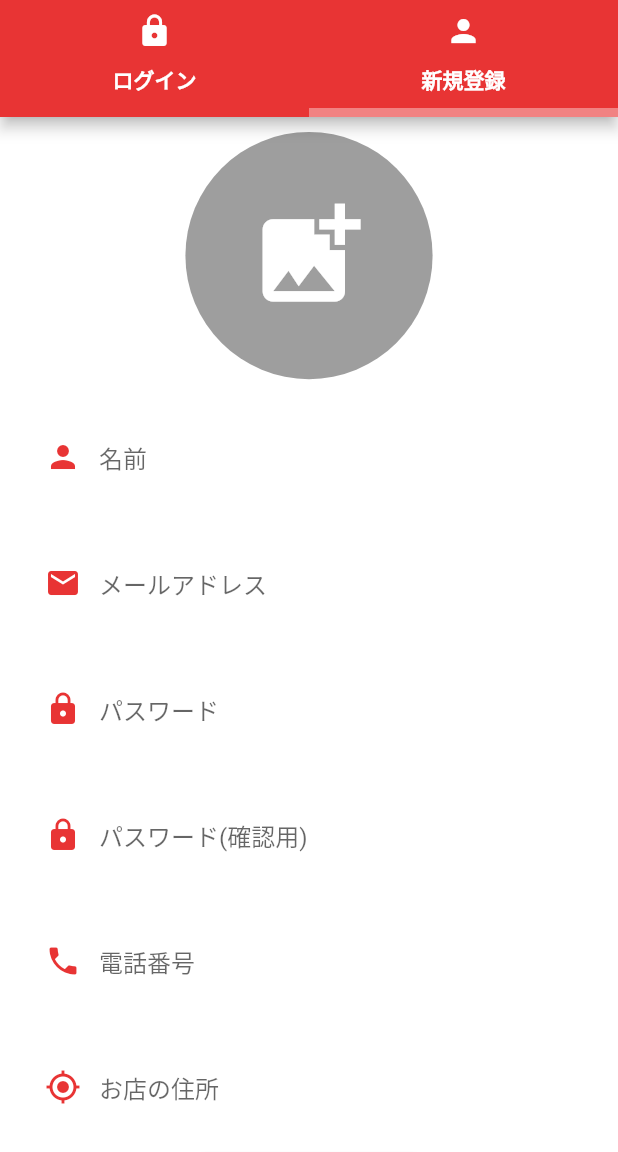
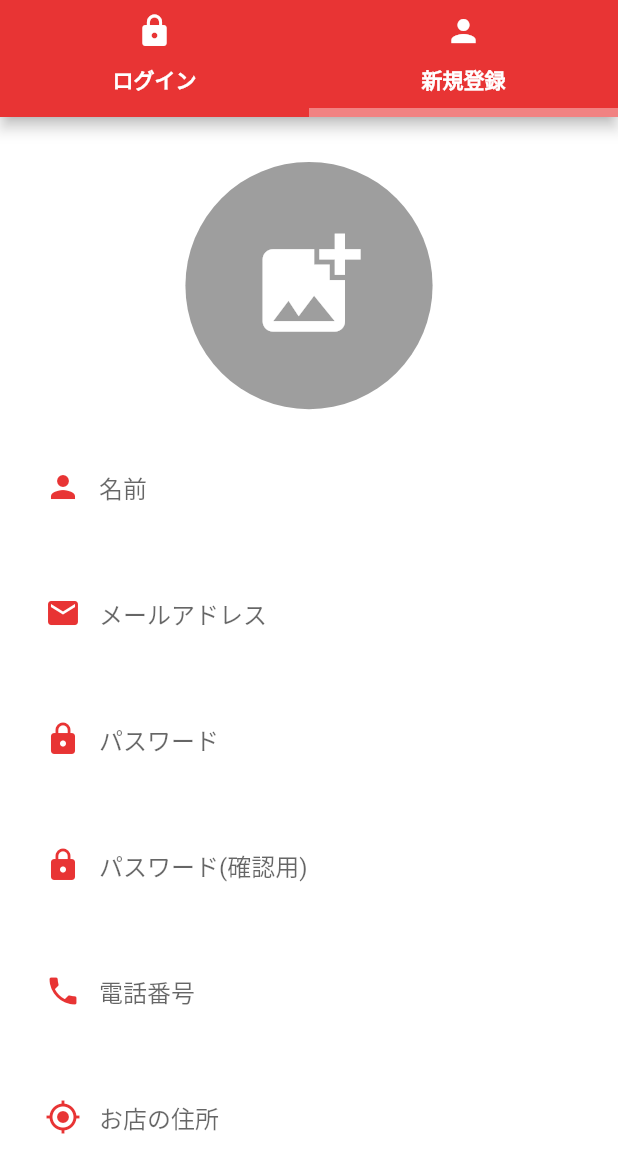
Before and after one commit to SeyaKen/GoogleMap0-SplashScreen, a Flutter app: the screen it shows after launch, tab 2 chosen, on a phone screen of 412 x 824 dp, the part 84-1236 px from its top. Run offline on Flutter 3.47's test engine with Material 2 defaults, Android fonts, the phone set to English and light mode, and no system bars; our stand-ins replace firebase_core, geocoding, geolocator, image_picker; accounts and stored records are empty.

Commit message:
inside out good music!

```diff
--- a/lib/authentication/register.dart
+++ b/lib/authentication/register.dart
@@ -87,7 +87,7 @@ class _RegisterScreenState extends State<RegisterScreen> {
       // minはデフォルト上（もしくは下）詰め
       mainAxisSize: MainAxisSize.max,
       children: [
-        const SizedBox(height: 10),
+        const SizedBox(height: 30),
         InkWell(
             onTap: () {
               _getImage();
--- a/lib/main.dart
+++ b/lib/main.dart
@@ -1,8 +1,10 @@
+import 'package:firebase_core/firebase_core.dart';
 import 'package:flutter/material.dart';
 import 'package:foodpand_sellers_app/splashScreen/splash_screen.dart';
 
-void main() {
+void main() async {
   WidgetsFlutterBinding.ensureInitialized();
+  await Firebase.initializeApp();
   runApp(const MyApp());
 }
 
--- a/pubspec.yaml
+++ b/pubspec.yaml
@@ -38,6 +38,10 @@ dependencies:
   geolocator:
   geocoding:
   flutter_launcher_icons:
+  firebase_core:
+  firebase_auth:
+  firebase_storage:
+  cloud_firestore:
 
 dev_dependencies:
   flutter_test:
```
Also changed, not shown: pubspec.lock, 8 other files.
